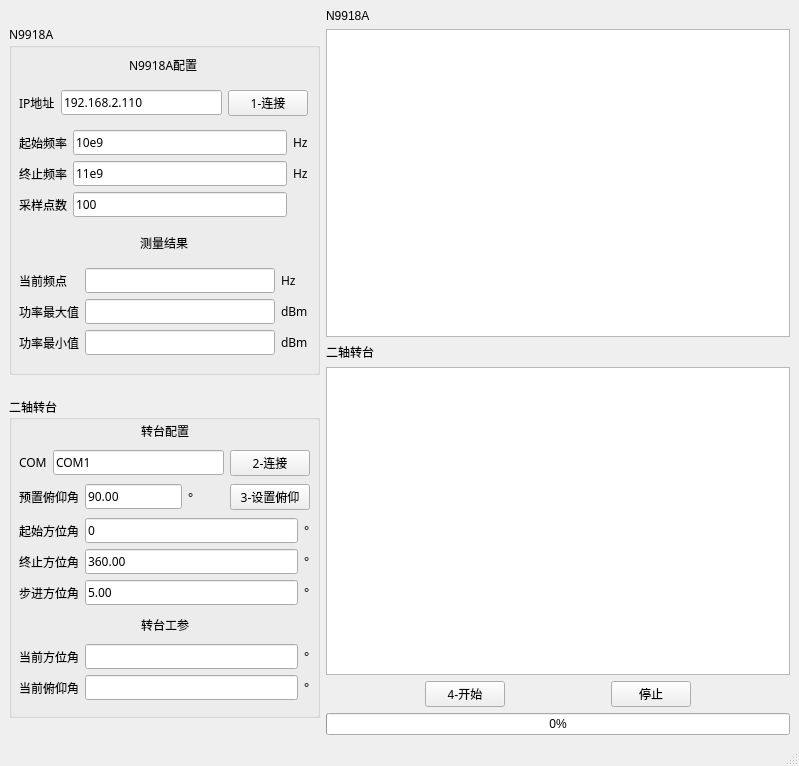
The window that mainwindow.ui (ArtisticZhao/antenna_pattern) describes before a commit, drawn with Qt 5.
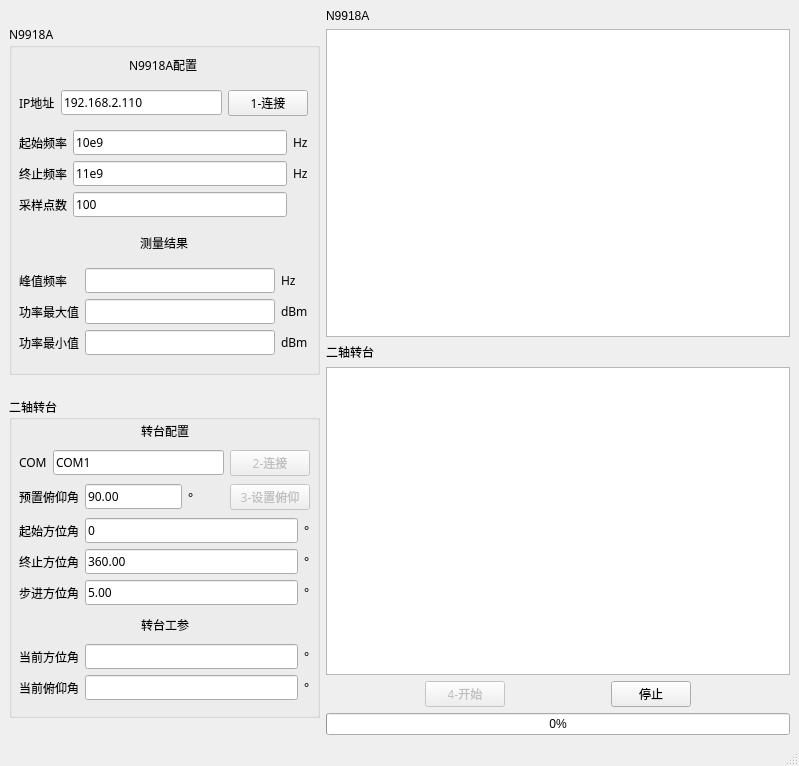
The same window after the commit.

Patch:
```diff
--- a/mainwindow.ui
+++ b/mainwindow.ui
@@ -277,7 +277,7 @@
                </size>
               </property>
               <property name="text">
-               <string>当前频点</string>
+               <string>峰值频率</string>
               </property>
              </widget>
             </item>
@@ -450,6 +450,9 @@
             </item>
             <item>
              <widget class="QPushButton" name="com_connect">
+              <property name="enabled">
+               <bool>false</bool>
+              </property>
               <property name="text">
                <string>2-连接</string>
               </property>
@@ -501,6 +504,9 @@
             </item>
             <item>
              <widget class="QPushButton" name="set_pitch">
+              <property name="enabled">
+               <bool>false</bool>
+              </property>
               <property name="text">
                <string>3-设置俯仰</string>
               </property>
@@ -765,6 +771,9 @@
         </item>
         <item>
          <widget class="QPushButton" name="start_test">
+          <property name="enabled">
+           <bool>false</bool>
+          </property>
           <property name="text">
            <string>4-开始</string>
           </property>
```
Left out of the diff: 2 changed lines with no effect on the pictures.
